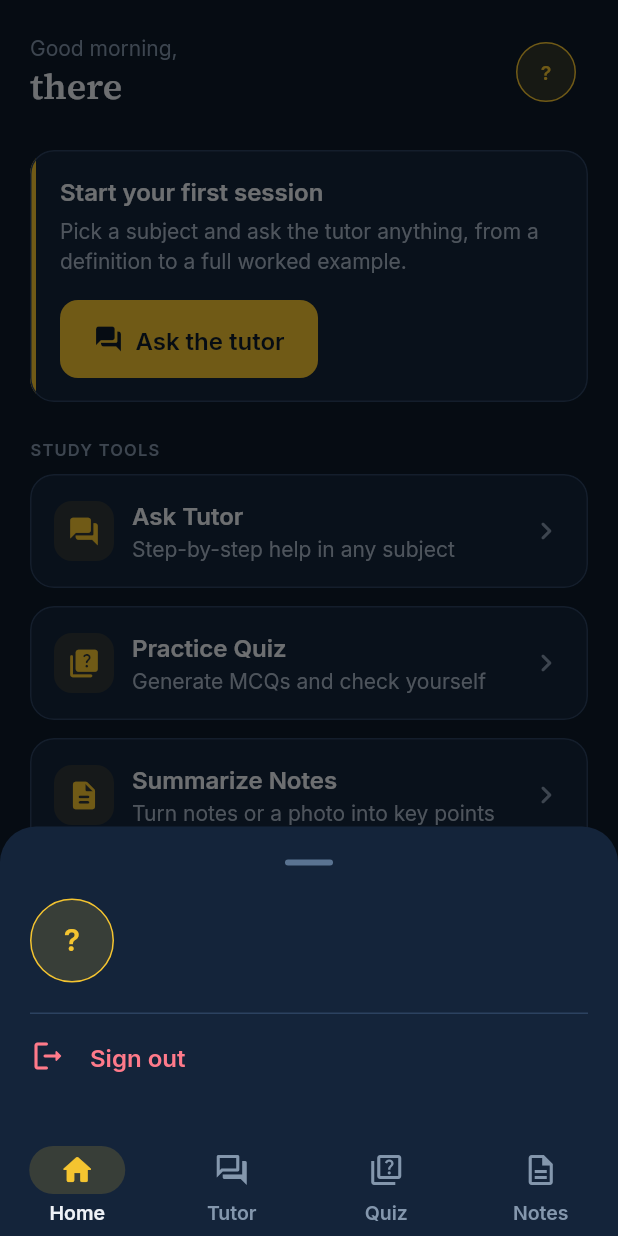
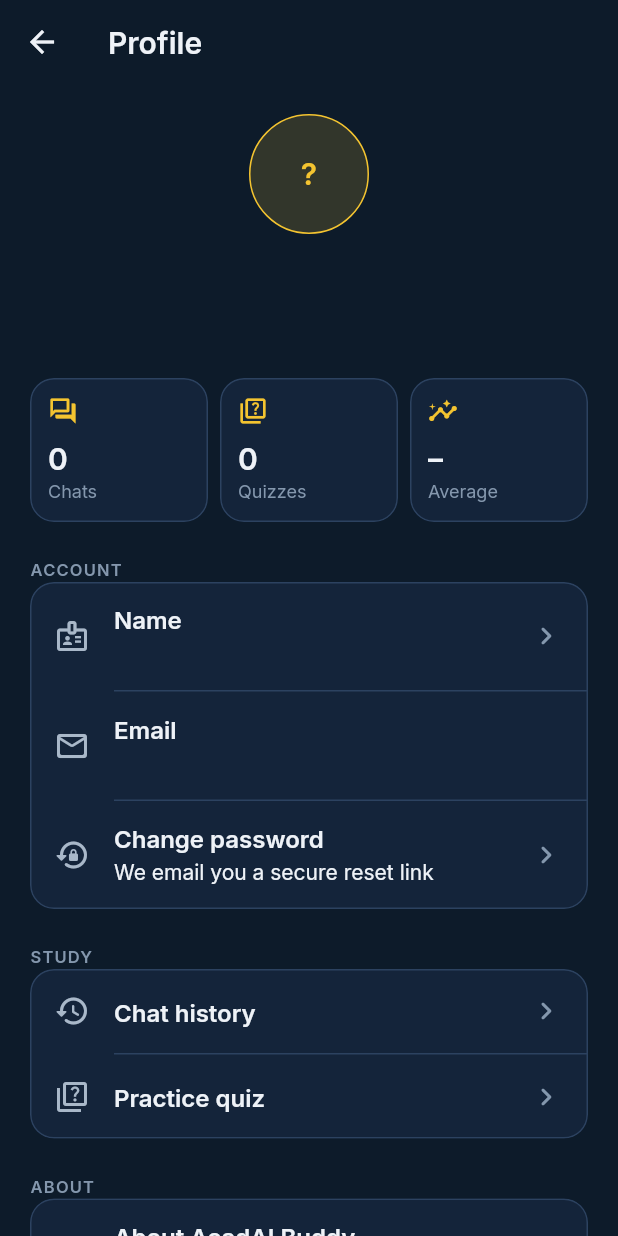
Before and after one commit to f243077-cell/AcadAi_Buddy, a Flutter app: the HomePage screen opened by its route, after a tap on an icon or button, on a phone screen of 412 x 824 dp. Run offline on Flutter 3.47's test engine with Material 3 defaults, Android fonts, the phone set to English and light mode, and no system bars; our stand-ins replace cloud_firestore, dartz, firebase_auth, firebase_core, flutter_dotenv, flutter_markdown_plus and 4 more; missing offline and left inert: flutter_math_fork, markdown; accounts and stored records are empty.

Commit message:
profile: replace debug sheet with a full Profile screen
- Avatar on Home opens /profile: name, email, chat/quiz/average stats, edit name, change password (reset email), chat history and quiz shortcuts, About (version, AI disclaimer), sign out with confirmation
- Removed the debug-only Widget gallery link from the user-facing UI
- IAuthRepository.updateDisplayName updates Firebase Auth and users/{uid}
- Tests: profile flow, no developer tools shown, 1.0x/1.3x layout, About version matches pubspec

```diff
--- a/AcadAi_Buddy/lib/application/auth/auth_notifier.dart
+++ b/AcadAi_Buddy/lib/application/auth/auth_notifier.dart
@@ -57,6 +57,15 @@ class AuthNotifier extends StateNotifier<AuthState> {
   Future<Either<AuthFailure, Unit>> sendPasswordReset(String email) =>
       _authRepository.sendPasswordResetEmail(email);
 
+  /// Renames the signed-in user. Returns the failure, or null on success.
+  Future<AuthFailure?> updateDisplayName(String name) async {
+    final result = await _authRepository.updateDisplayName(name.trim());
+    return result.fold((f) => f, (user) {
+      if (mounted) state = AuthAuthenticated(user);
+      return null;
+    });
+  }
+
   /// Clears a shown failure (called when the user edits the form).
   void clearError() {
     if (state is AuthFailureState) state = const AuthUnauthenticated();
--- a/AcadAi_Buddy/lib/domain/auth/repositories/i_auth_repositories.dart
+++ b/AcadAi_Buddy/lib/domain/auth/repositories/i_auth_repositories.dart
@@ -45,4 +45,8 @@ abstract class IAuthRepository {
 
   /// Sends a password-reset email to [email].
   Future<Either<AuthFailure, Unit>> sendPasswordResetEmail(String email);
+
+  /// Changes the signed-in user's display name (auth profile and the
+  /// `users/{uid}` document).
+  Future<Either<AuthFailure, AppUser>> updateDisplayName(String displayName);
 }
--- /dev/null
+++ b/AcadAi_Buddy/lib/presentation/core/app_info.dart
@@ -0,0 +1,4 @@
+/// Shown in About. Keep in sync with `version:` in pubspec.yaml (a test
+/// checks this).
+const kAppName = 'AcadAI Buddy';
+const kAppVersion = '1.1.0';
--- /dev/null
+++ b/AcadAi_Buddy/lib/presentation/core/widgets/avatar.dart
@@ -0,0 +1,50 @@
+import 'package:flutter/material.dart';
+
+import '../../../domain/auth/entities/app_user.dart';
+import '../theme.dart';
+
+/// Up to two initials from a display name, falling back to the email.
+String initialsFor(AppUser user) {
+  final words = user.displayName
+      .trim()
+      .split(RegExp(r'\s+'))
+      .where((w) => w.isNotEmpty)
+      .toList();
+  if (words.isNotEmpty) {
+    return words.take(2).map((w) => w[0].toUpperCase()).join();
+  }
+  return user.email.isNotEmpty ? user.email[0].toUpperCase() : '?';
+}
+
+String firstNameOf(AppUser user) {
+  final name = user.displayName.trim();
+  if (name.isEmpty) return 'there';
+  return name.split(RegExp(r'\s+')).first;
+}
+
+/// Circle with the user's initials.
+class Avatar extends StatelessWidget {
+  const Avatar({super.key, required this.user, this.size = 40});
+
+  final AppUser user;
+  final double size;
+
+  @override
+  Widget build(BuildContext context) {
+    return Container(
+      width: size,
+      height: size,
+      alignment: Alignment.center,
+      decoration: BoxDecoration(
+        color: AppColors.tint(AppColors.accent, 0.16),
+        shape: BoxShape.circle,
+        border: Border.all(color: AppColors.accent),
+      ),
+      child: Text(
+        initialsFor(user),
+        style: (size >= 56 ? AppText.titleM : AppText.label)
+            .copyWith(color: AppColors.accent),
+      ),
+    );
+  }
+}
--- /dev/null
+++ b/AcadAi_Buddy/lib/presentation/pages/profile/profile_page.dart
@@ -0,0 +1,391 @@
+import 'package:flutter/material.dart';
+import 'package:flutter_riverpod/flutter_riverpod.dart';
+import 'package:go_router/go_router.dart';
+
+import '../../../application/auth/auth_notifier.dart';
+import '../../../application/chat/chat_history.dart';
+import '../../../application/quiz/quiz_notifier.dart';
+import '../../../domain/auth/entities/app_user.dart';
+import '../../../domain/study/entities/quiz_result.dart';
+import '../../core/app_info.dart';
+import '../../core/theme.dart';
+import '../../core/widgets/app_button.dart';
+import '../../core/widgets/app_card.dart';
+import '../../core/widgets/app_snack.dart';
+import '../../core/widgets/app_text_field.dart';
+import '../../core/widgets/avatar.dart';
+import '../../core/widgets/logo_mark.dart';
+
+/// Account screen: who you are, your study stats, account actions,
+/// About, and sign out.
+class ProfilePage extends ConsumerWidget {
+  const ProfilePage({super.key});
+
+  @override
+  Widget build(BuildContext context, WidgetRef ref) {
+    final user = ref.watch(currentUserProvider);
+    if (user == null) {
+      // Signing out: the router is about to leave this screen.
+      return const Scaffold(body: SizedBox.shrink());
+    }
+    final chats = ref.watch(chatHistoryProvider).valueOrNull;
+    final results = ref.watch(quizResultsProvider).valueOrNull;
+    final stats = results == null ? null : QuizStats.from(results);
+
+    return Scaffold(
+      appBar: AppBar(title: const Text('Profile')),
+      body: ListView(
+        padding: const EdgeInsets.all(AppSpacing.screen),
+        children: [
+          _Header(user: user),
+          const SizedBox(height: AppSpacing.section),
+          Row(
+            children: [
+              Expanded(
+                child: _StatTile(
+                  label: 'Chats',
+                  value: chats == null ? null : '${chats.length}',
+                  icon: Icons.forum_outlined,
+                ),
+              ),
+              const SizedBox(width: AppSpacing.sm),
+              Expanded(
+                child: _StatTile(
+                  label: 'Quizzes',
+                  value: stats == null ? null : '${stats.taken}',
+                  icon: Icons.quiz_outlined,
+                ),
+              ),
+              const SizedBox(width: AppSpacing.sm),
+              Expanded(
+                child: _StatTile(
+                  label: 'Average',
+                  value: stats == null
+                      ? null
+                      : stats.taken == 0
+                          ? '–'
+                          : '${stats.averagePercent}%',
+                  icon: Icons.insights_rounded,
+                ),
+              ),
+            ],
+          ),
+          const SizedBox(height: AppSpacing.section),
+          const SectionHeader(title: 'Account'),
+          _Group(children: [
+            _Row(
+              icon: Icons.badge_outlined,
+              title: 'Name',
+              subtitle: user.displayName,
+              onTap: () => _editName(context, ref, user),
+            ),
+            _Row(
+              icon: Icons.mail_outline_rounded,
+              title: 'Email',
+              subtitle: user.email,
+            ),
+            _Row(
+              icon: Icons.lock_reset_rounded,
+              title: 'Change password',
+              subtitle: 'We email you a secure reset link',
+              onTap: () => _resetPassword(context, ref, user),
+            ),
+          ]),
+          const SizedBox(height: AppSpacing.section),
+          const SectionHeader(title: 'Study'),
+          _Group(children: [
+            _Row(
+              icon: Icons.history_rounded,
+              title: 'Chat history',
+              onTap: () => context.go('/tutor'),
+            ),
+            _Row(
+              icon: Icons.quiz_outlined,
+              title: 'Practice quiz',
+              onTap: () => context.go('/quiz'),
+            ),
+          ]),
+          const SizedBox(height: AppSpacing.section),
+          const SectionHeader(title: 'About'),
+          _Group(children: [
+            _Row(
+              icon: Icons.info_outline_rounded,
+              title: 'About $kAppName',
+              subtitle: 'Version $kAppVersion',
+              onTap: () => _showAbout(context),
+            ),
+          ]),
+          const SizedBox(height: AppSpacing.xxl),
+          AppButton.secondary(
+            label: 'Sign out',
+            icon: Icons.logout_rounded,
+            onPressed: () => _confirmSignOut(context, ref),
+          ),
+          const SizedBox(height: AppSpacing.xxl),
+        ],
+      ),
+    );
+  }
+
+  Future<void> _editName(
+      BuildContext context, WidgetRef ref, AppUser user) async {
+    final name = await showDialog<String>(
+      context: context,
+      builder: (_) => _NameDialog(initial: user.displayName),
+    );
+    if (name == null || name == user.displayName || !context.mounted) return;
+    final failure =
+        await ref.read(authNotifierProvider.notifier).updateDisplayName(name);
+    if (!context.mounted) return;
+    if (failure == null) {
+      AppSnack.show(context, 'Name updated', tone: SnackTone.success);
+    } else {
+      AppSnack.show(context, failure.message, tone: SnackTone.error);
+    }
+  }
+
+  Future<void> _resetPassword(
+      BuildContext context, WidgetRef ref, AppUser user) async {
+    final ok = await showDialog<bool>(
+      context: context,
+      builder: (context) => AlertDialog(
+        title: const Text('Change password?'),
+        content: Text(
+            "We'll send a link to ${user.email} so you can choose a new password."),
+        actions: [
+          TextButton(
+            onPressed: () => Navigator.of(context).pop(false),
+            child: const Text('Cancel'),
+          ),
+          TextButton(
+            onPressed: () => Navigator.of(context).pop(true),
+            child: const Text('Send link'),
+          ),
+        ],
+      ),
+    );
+    if (ok != true || !context.mounted) return;
+    final result = await ref
+        .read(authNotifierProvider.notifier)
+        .sendPasswordReset(user.email);
+    if (!context.mounted) return;
+    result.fold(
+      (f) => AppSnack.show(context, f.message, tone: SnackTone.error),
+      (_) => AppSnack.show(context, 'Reset link sent to ${user.email}',
+          tone: SnackTone.success),
+    );
+  }
+
+  Future<void> _confirmSignOut(BuildContext context, WidgetRef ref) async {
+    final ok = await showDialog<bool>(
+      context: context,
+      builder: (context) => AlertDialog(
+        title: const Text('Sign out?'),
+        content: const Text(
+            'Your chats and quiz results stay saved to your account.'),
+        actions: [
+          TextButton(
+            onPressed: () => Navigator.of(context).pop(false),
+            child: const Text('Cancel'),
+          ),
+          TextButton(
+            onPressed: () => Navigator.of(context).pop(true),
+            style: TextButton.styleFrom(foregroundColor: AppColors.error),
+            child: const Text('Sign out'),
+          ),
+        ],
+      ),
+    );
+    if (ok == true) await ref.read(authNotifierProvider.notifier).signOut();
+  }
+
+  void _showAbout(BuildContext context) {
+    showAboutDialog(
+      context: context,
+      applicationName: kAppName,
+      applicationVersion: 'Version $kAppVersion',
+      applicationIcon: const LogoMark(),
+      children: [
+        const SizedBox(height: AppSpacing.md),
+        Text(
+          'An AI study companion for university students: a tutor for any '
+          'subject, practice quizzes and note summaries.',
+          style: AppText.bodyM.copyWith(color: AppColors.textSecondary),
+        ),
+        const SizedBox(height: AppSpacing.md),
+        Text(
+          'AI answers can be wrong. Check important facts with your course '
+          'material or teacher.',
+          style: AppText.caption.copyWith(color: AppColors.textMuted),
+        ),
+      ],
+    );
+  }
+}
+
+class _Header extends StatelessWidget {
+  const _Header({required this.user});
+
+  final AppUser user;
+
+  @override
+  Widget build(BuildContext context) {
+    return Column(
+      children: [
+        Avatar(user: user, size: 80),
+        const SizedBox(height: AppSpacing.lg),
+        Text(user.displayName,
+            style: AppText.titleL,
+            textAlign: TextAlign.center,
+            maxLines: 2,
+            overflow: TextOverflow.ellipsis),
+        const SizedBox(height: AppSpacing.xs),
+        Text(user.email,
+            style: AppText.bodyM.copyWith(color: AppColors.textSecondary),
+            textAlign: TextAlign.center,
+            maxLines: 1,
+            overflow: TextOverflow.ellipsis),
+      ],
+    );
+  }
+}
+
+class _StatTile extends StatelessWidget {
+  const _StatTile({
+    required this.label,
+    required this.value,
+    required this.icon,
+  });
+
+  final String label;
+
+  /// Null while loading.
+  final String? value;
+  final IconData icon;
+
+  @override
+  Widget build(BuildContext context) {
+    return AppCard(
+      padding: const EdgeInsets.all(AppSpacing.md),
+      semanticLabel: '$label: ${value ?? 'loading'}',
+      child: ExcludeSemantics(
+        child: Column(
+          crossAxisAlignment: CrossAxisAlignment.start,
+          children: [
+            Icon(icon, size: 20, color: AppColors.accent),
+            const SizedBox(height: AppSpacing.sm),
+            Text(value ?? '…', style: AppText.titleM),
+            Text(label,
+                style: AppText.caption.copyWith(color: AppColors.textMuted),
+                maxLines: 1,
+                overflow: TextOverflow.ellipsis),
+          ],
+        ),
+      ),
+    );
+  }
+}
+
+/// A card holding settings rows separated by dividers.
+class _Group extends StatelessWidget {
+  const _Group({required this.children});
+
+  final List<Widget> children;
+
+  @override
+  Widget build(BuildContext context) {
+    return AppCard(
+      padding: EdgeInsets.zero,
+      child: Column(
+        children: [
+          for (var i = 0; i < children.length; i++) ...[
+            if (i > 0) const Divider(indent: 56),
+            children[i],
+          ],
+        ],
+      ),
+    );
+  }
+}
+
+class _Row extends StatelessWidget {
+  const _Row({
+    required this.icon,
+    required this.title,
+    this.subtitle,
+    this.onTap,
+  });
+
+  final IconData icon;
+  final String title;
+  final String? subtitle;
+  final VoidCallback? onTap;
+
+  @override
+  Widget build(BuildContext context) {
+    return ListTile(
+      leading: Icon(icon, color: AppColors.textSecondary),
+      title: Text(title),
+      subtitle: subtitle == null
+          ? null
+          : Text(subtitle!, maxLines: 1, overflow: TextOverflow.ellipsis),
+      trailing: onTap == null
+          ? null
+          : const Icon(Icons.chevron_right_rounded, color: AppColors.textMuted),
+      onTap: onTap,
+    );
+  }
+}
+
+class _NameDialog extends StatefulWidget {
+  const _NameDialog({required this.initial});
+
+  final String initial;
+
+  @override
+  State<_NameDialog> createState() => _NameDialogState();
+}
+
+class _NameDialogState extends State<_NameDialog> {
+  late final _controller = TextEditingController(text: widget.initial);
+  String? _error;
+
+  @override
+  void dispose() {
+    _controller.dispose();
+    super.dispose();
+  }
+
+  void _save() {
+    final name = _controller.text.trim();
+    if (name.isEmpty) {
+      setState(() => _error = 'Name is required');
+      return;
+    }
+    Navigator.of(context).pop(name);
+  }
+
+  @override
+  Widget build(BuildContext context) {
+    return AlertDialog(
+      title: const Text('Your name'),
+      content: AppTextField(
+        controller: _controller,
+        autofocus: true,
+        maxLength: 50,
+        errorText: _error,
+        textCapitalization: TextCapitalization.words,
+        autofillHints: const [AutofillHints.name],
+        textInputAction: TextInputAction.done,
+        onSubmitted: (_) => _save(),
+      ),
+      actions: [
+        TextButton(
+          onPressed: () => Navigator.of(context).pop(),
+          child: const Text('Cancel'),
+        ),
+        TextButton(onPressed: _save, child: const Text('Save')),
+      ],
+    );
+  }
+}
--- a/AcadAi_Buddy/lib/presentation/pages/study/home/home_page.dart
+++ b/AcadAi_Buddy/lib/presentation/pages/study/home/home_page.dart
@@ -13,11 +13,11 @@ import '../../../core/subject_icons.dart';
 import '../../../core/theme.dart';
 import '../../../core/widgets/app_button.dart';
 import '../../../core/widgets/app_card.dart';
+import '../../../core/widgets/avatar.dart';
 import '../../../core/widgets/states.dart';
 import '../../../core/widgets/subject_sheet.dart';
 import '../chat/start_chat.dart';
 import '../tutor/tutor_page.dart';
-import 'widgets/profile_sheet.dart';
 
 String greetingFor(DateTime now) {
   final h = now.hour;
@@ -68,8 +68,8 @@ class HomePage extends ConsumerWidget {
                 ),
                 if (user != null)
                   IconButton(
-                    tooltip: 'Profile and sign out',
-                    onPressed: () => showProfileSheet(context, user),
+                    tooltip: 'Profile',
+                    onPressed: () => context.push('/profile'),
                     icon: Avatar(user: user),
                   ),
               ],
--- a/AcadAi_Buddy/lib/presentation/pages/study/home/widgets/profile_sheet.dart
+++ /dev/null
@@ -1,149 +0,0 @@
-import 'package:flutter/foundation.dart';
-import 'package:flutter/material.dart';
-import 'package:flutter_riverpod/flutter_riverpod.dart';
-import 'package:go_router/go_router.dart';
-
-import '../../../../../application/auth/auth_notifier.dart';
-import '../../../../../domain/auth/entities/app_user.dart';
-import '../../../../core/theme.dart';
-
-/// Up to two initials from a display name, falling back to the email.
-String initialsFor(AppUser user) {
-  final words = user.displayName
-      .trim()
-      .split(RegExp(r'\s+'))
-      .where((w) => w.isNotEmpty)
-      .toList();
-  if (words.isNotEmpty) {
-    return words.take(2).map((w) => w[0].toUpperCase()).join();
-  }
-  return user.email.isNotEmpty ? user.email[0].toUpperCase() : '?';
-}
-
-String firstNameOf(AppUser user) {
-  final name = user.displayName.trim();
-  if (name.isEmpty) return 'there';
-  return name.split(RegExp(r'\s+')).first;
-}
-
-/// Circle with the user's initials.
-class Avatar extends StatelessWidget {
-  const Avatar({super.key, required this.user, this.size = 40});
-
-  final AppUser user;
-  final double size;
-
-  @override
-  Widget build(BuildContext context) {
-    return Container(
-      width: size,
-      height: size,
-      alignment: Alignment.center,
-      decoration: BoxDecoration(
-        color: AppColors.tint(AppColors.accent, 0.16),
-        shape: BoxShape.circle,
-        border: Border.all(color: AppColors.accent),
-      ),
-      child: Text(
-        initialsFor(user),
-        style: (size >= 56 ? AppText.titleM : AppText.label)
-            .copyWith(color: AppColors.accent),
-      ),
-    );
-  }
-}
-
-Future<void> showProfileSheet(BuildContext context, AppUser user) {
-  return showModalBottomSheet<void>(
-    context: context,
-    useSafeArea: true,
-    builder: (_) => _ProfileSheet(user: user),
-  );
-}
-
-class _ProfileSheet extends ConsumerWidget {
-  const _ProfileSheet({required this.user});
-
-  final AppUser user;
-
-  Future<void> _confirmSignOut(BuildContext context, WidgetRef ref) async {
-    final ok = await showDialog<bool>(
-      context: context,
-      builder: (context) => AlertDialog(
-        title: const Text('Sign out?'),
-        content: const Text(
-            'Your chats and quiz results stay saved to your account.'),
-        actions: [
-          TextButton(
-            onPressed: () => Navigator.of(context).pop(false),
-            child: const Text('Cancel'),
-          ),
-          TextButton(
-            onPressed: () => Navigator.of(context).pop(true),
-            style: TextButton.styleFrom(foregroundColor: AppColors.error),
-            child: const Text('Sign out'),
-          ),
-        ],
-      ),
-    );
-    if (ok != true || !context.mounted) return;
-    Navigator.of(context).pop();
-    await ref.read(authNotifierProvider.notifier).signOut();
-  }
-
-  @override
-  Widget build(BuildContext context, WidgetRef ref) {
-    return Padding(
-      padding: const EdgeInsets.fromLTRB(
-          AppSpacing.screen, 0, AppSpacing.screen, AppSpacing.xxl),
-      child: Column(
-        mainAxisSize: MainAxisSize.min,
-        crossAxisAlignment: CrossAxisAlignment.stretch,
-        children: [
-          Row(
-            children: [
-              Avatar(user: user, size: 56),
-              const SizedBox(width: AppSpacing.lg),
-              Expanded(
-                child: Column(
-                  crossAxisAlignment: CrossAxisAlignment.start,
-                  children: [
-                    Text(user.displayName,
-                        style: AppText.titleM,
-                        maxLines: 1,
-                        overflow: TextOverflow.ellipsis),
-                    Text(user.email,
-                        style: AppText.bodyM
-                            .copyWith(color: AppColors.textSecondary),
-                        maxLines: 1,
-                        overflow: TextOverflow.ellipsis),
-                  ],
-                ),
-              ),
-            ],
-          ),
-          const SizedBox(height: AppSpacing.xl),
-          const Divider(),
-          if (kDebugMode)
-            ListTile(
-              contentPadding: EdgeInsets.zero,
-              leading: const Icon(Icons.widgets_outlined),
-              title: const Text('Widget gallery'),
-              subtitle: const Text('Debug builds only'),
-              onTap: () {
-                Navigator.of(context).pop();
-                context.push('/gallery');
-              },
-            ),
-          ListTile(
-            contentPadding: EdgeInsets.zero,
-            leading: const Icon(Icons.logout_rounded, color: AppColors.error),
-            title: Text('Sign out',
-                style: AppText.titleS.copyWith(color: AppColors.error)),
-            onTap: () => _confirmSignOut(context, ref),
-          ),
-        ],
-      ),
-    );
-  }
-}
--- a/AcadAi_Buddy/lib/routes/app_routes.dart
+++ b/AcadAi_Buddy/lib/routes/app_routes.dart
@@ -5,6 +5,7 @@ import 'package:go_router/go_router.dart';
 
 import '../application/auth/auth_notifier.dart';
 import '../presentation/pages/debug/widget_gallery_page.dart';
+import '../presentation/pages/profile/profile_page.dart';
 import '../presentation/pages/shell/app_shell.dart';
 import '../presentation/pages/splash/splash_page.dart';
 import '../presentation/pages/sign_in/sign_in_page.dart';
@@ -102,6 +103,12 @@ final appRouterProvider = Provider<GoRouter>((ref) {
       ),
       // Pushed over the shell (no bottom bar).
       GoRoute(
+        path: '/profile',
+        name: 'profile',
+        parentNavigatorKey: rootKey,
+        builder: (context, state) => const ProfilePage(),
+      ),
+      GoRoute(
         path: '/chat/:chatId',
         name: 'chat',
         parentNavigatorKey: rootKey,
```
Also changed, not shown: AcadAi_Buddy/lib/infrastructure/auth/firebase_auth_repository.dart (+21 -0 lines), 4 other files.
